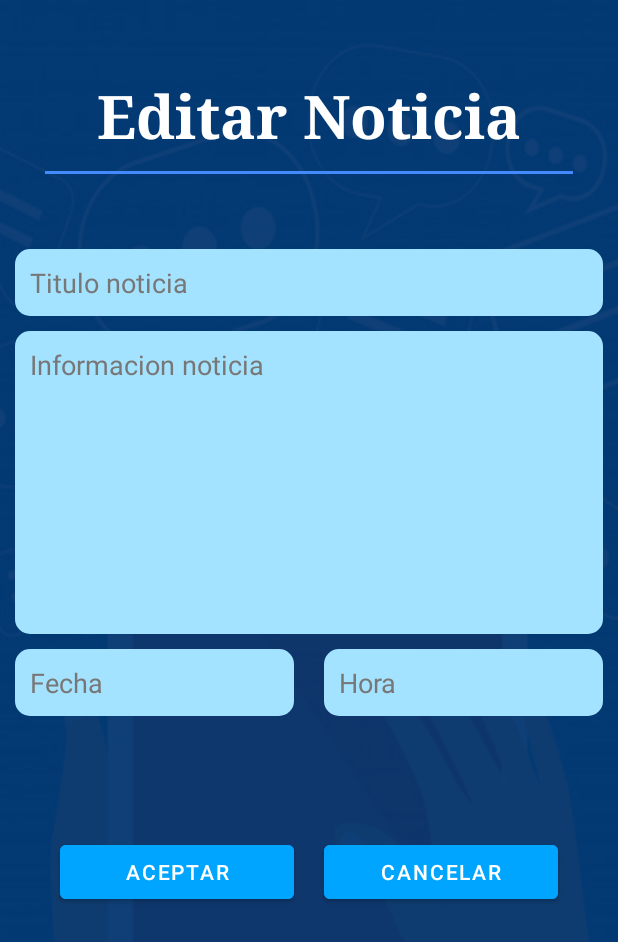
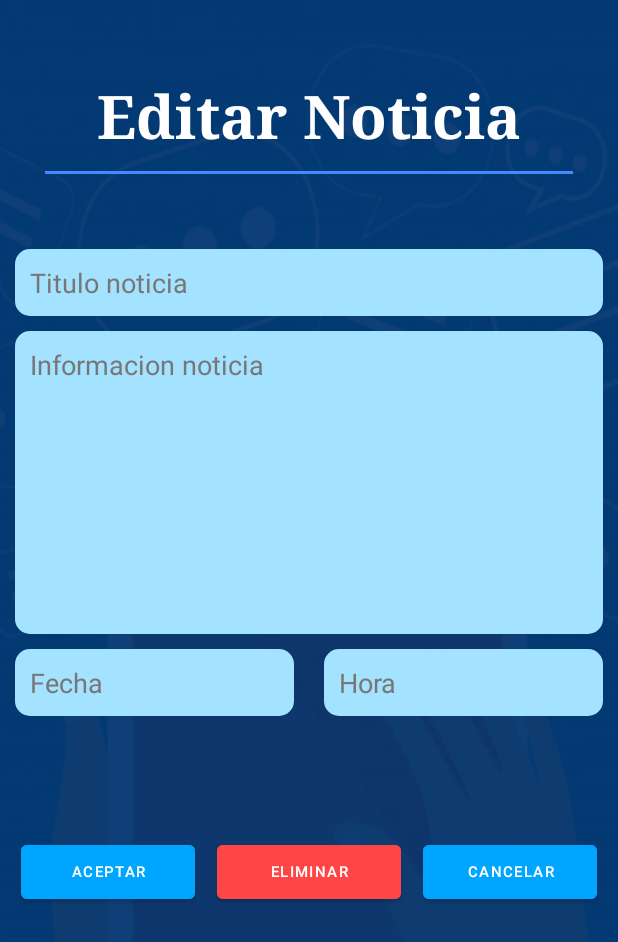
Before and after one commit to Sonyei888/Info_uni, an Android app: the AdminEditarNoticia screen opened directly, with no data from a screen before it, on a phone screen of 412 x 824 dp. Shown: the top 942 px of the screen. Run offline under Robolectric (Android 15) with nearby library versions, the phone set to English and light mode, and no system bars; 1 statement that could not run was skipped.

Commit message:
Se agrego la funcionalidad de eliminar noticias

```diff
--- a/app/src/main/res/layout/activity_admin_editar_noticia.xml
+++ b/app/src/main/res/layout/activity_admin_editar_noticia.xml
@@ -137,27 +137,45 @@
             android:id="@+id/btn_editar_aceptar_noticia"
             android:layout_width="match_parent"
             android:layout_height="wrap_content"
-            android:layout_marginLeft="40dp"
+            android:layout_marginLeft="14dp"
             android:layout_marginTop="80dp"
-            android:layout_marginRight="10dp"
+            android:layout_marginRight="7dp"
             android:layout_weight="1"
             android:backgroundTint="#00A5FF"
             android:text="Aceptar"
             android:textColor="@color/white"
-            android:textColorHint="@color/white" />
+            android:textColorHint="@color/white"
+            android:textSize="10sp" />
+
+        <Button
+            android:id="@+id/btn_aliminar_noticia"
+            android:layout_width="match_parent"
+            android:layout_height="wrap_content"
+            android:layout_marginLeft="7dp"
+            android:layout_marginTop="80dp"
+            android:layout_marginRight="7dp"
+            android:layout_weight="1"
+            android:backgroundTint="#FF4545"
+            android:text="Eliminar"
+            android:textColor="@color/white"
+            android:textColorHint="@color/white"
+            android:textSize="10sp" />
 
         <Button
             android:id="@+id/btn_cancelar_editar_noticia"
             android:layout_width="match_parent"
             android:layout_height="wrap_content"
-            android:layout_marginLeft="10dp"
+            android:layout_marginLeft="7dp"
             android:layout_marginTop="80dp"
-            android:layout_marginRight="40dp"
+            android:layout_marginRight="14dp"
             android:layout_weight="1"
             android:backgroundTint="#00A5FF"
             android:text="Cancelar"
             android:textColor="@color/white"
-            android:textColorHint="@color/white" />
+            android:textColorHint="@color/white"
+            android:textSize="10sp" />
+
+
 
     </LinearLayout>
 
```
Also changed, not shown: app/src/main/java/com/example/uni_info/AdminEditarNoticia.java (+24 -0 lines), app/src/main/java/com/example/uni_info/Metodos/Metodos.java (+21 -0 lines).
